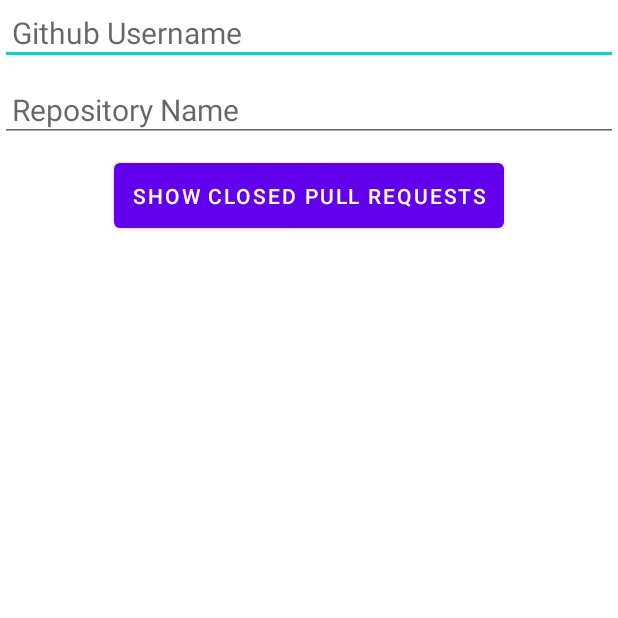
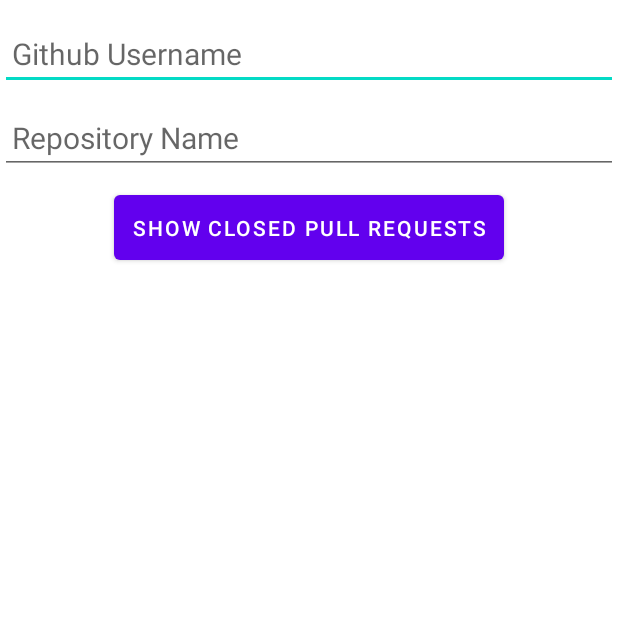
Before and after one commit to Qkprahlad101/GithubClosedPullRequests, an Android app: the screen it shows after launch (EntryPointActivity), on a phone screen of 412 x 824 dp, the top half of it. Run offline under Robolectric (Android 15) with nearby library versions, the phone set to English and light mode, and no system bars; our stand-ins replace Dagger/Hilt's generated code, data binding; pictures from the network do not load.

Commit message:
Edittext height set to 48 dp due to recurring warning.

```diff
--- a/app/src/main/res/layout/activity_main.xml
+++ b/app/src/main/res/layout/activity_main.xml
@@ -18,10 +18,11 @@
         <EditText
             android:id="@+id/ownerEditText"
             android:layout_width="0dp"
-            android:layout_height="wrap_content"
+            android:layout_height="48dp"
             android:hint="@string/owner"
             android:padding="8dp"
             android:textSize="20sp"
+            android:layout_marginTop="12dp"
             app:layout_constraintTop_toTopOf="parent"
             app:layout_constraintStart_toStartOf="parent"
             app:layout_constraintEnd_toEndOf="parent" />
@@ -30,7 +31,7 @@
             android:id="@+id/repoEditText"
             android:layout_width="0dp"
             android:layout_marginTop="8dp"
-            android:layout_height="wrap_content"
+            android:layout_height="48dp"
             android:hint="@string/repo"
             android:padding="8dp"
             android:textSize="20sp"
```
